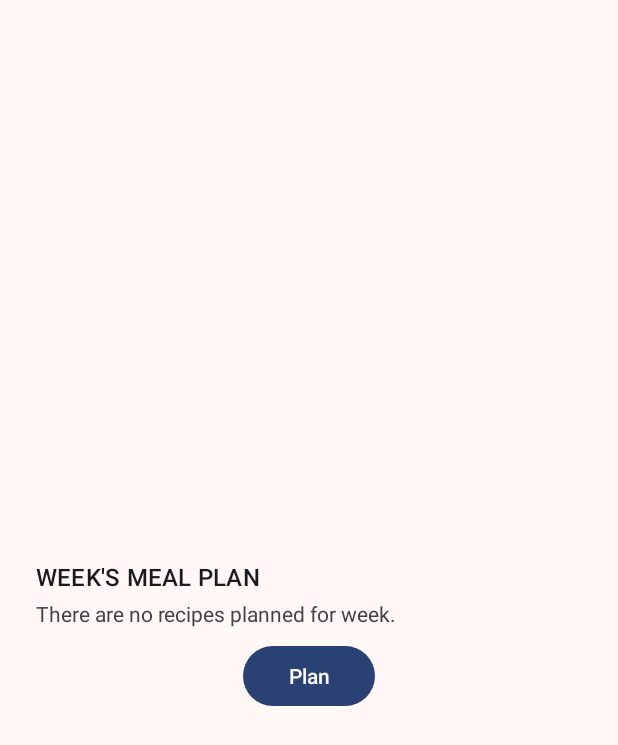
After one commit to AKMohite/Feastilious, an Android app: the layout widget_week_meal_plan_container.xml on its own in the app's theme, with its tools: preview values and no code run, on a phone screen of 412 x 824 dp. The commit adds this screen. Shown: the top 745 px of the screen. Run offline under Robolectric (Android 15) with nearby library versions, the light colour scheme and no system bars.

Commit message:
Add week meal plan widget

```diff
--- a/app/src/main/java/com/ak/feastit/ui/mealplanner/MealPlannerViewModel.kt
+++ b/app/src/main/java/com/ak/feastit/ui/mealplanner/MealPlannerViewModel.kt
@@ -11,6 +11,7 @@ import com.ak.feastit.core.notification.NotificationManager
 import com.ak.feastit.worker.WorkerScheduler
 import com.mak.feastit.domain.model.DayMealPlan
 import com.mak.feastit.domain.model.MealPlanRecipe
+import com.mak.feastit.domain.model.WeekMealPlanSection
 import com.mak.feastit.domain.repository.MealPlanRepository
 import com.mak.feastit.domain.util.DispatcherProvider
 import com.mak.feastit.domain.util.defaultLocalDate
--- a/app/src/main/java/com/ak/feastit/ui/mealplanner/tabs/week/MealPlanWeekAdapter.kt
+++ b/app/src/main/java/com/ak/feastit/ui/mealplanner/tabs/week/MealPlanWeekAdapter.kt
@@ -8,10 +8,10 @@ import androidx.recyclerview.widget.AsyncListDiffer
 import androidx.recyclerview.widget.RecyclerView
 import com.ak.feastit.databinding.ComponentDayOfWeekBinding
 import com.ak.feastit.databinding.ComponentMealPlanRecipeBinding
-import com.ak.feastit.ui.mealplanner.WeekMealPlanSection
 import com.ak.feastit.ui.mealplanner.tabs.unscheduled.components.ComponentMealPlanRecipe
 import com.ak.feastit.ui.mealplanner.tabs.unscheduled.components.OnMealPlanClick
 import com.ak.feastit.ui.mealplanner.tabs.week.components.ComponentDayOfWeek
+import com.mak.feastit.domain.model.WeekMealPlanSection
 
 private const val WEEK_HEADER = 0
 private const val WEEK_MEAL = 1
--- a/app/src/main/java/com/ak/feastit/ui/mealplanner/tabs/week/MealPlanWeekDiff.kt
+++ b/app/src/main/java/com/ak/feastit/ui/mealplanner/tabs/week/MealPlanWeekDiff.kt
@@ -3,7 +3,7 @@
 package com.ak.feastit.ui.mealplanner.tabs.week
 
 import androidx.recyclerview.widget.DiffUtil
-import com.ak.feastit.ui.mealplanner.WeekMealPlanSection
+import com.mak.feastit.domain.model.WeekMealPlanSection
 
 internal class MealPlanWeekDiff : DiffUtil.ItemCallback<WeekMealPlanSection>() {
   override fun areItemsTheSame(
--- /dev/null
+++ b/app/src/main/res/layout/widget_week_meal_plan_container.xml
@@ -0,0 +1,47 @@
+<?xml version="1.0" encoding="utf-8"?>
+<FrameLayout
+  xmlns:android="http://schemas.android.com/apk/res/android"
+  android:id="@+id/week_plan_container"
+  android:layout_width="match_parent"
+  android:layout_height="match_parent"
+  android:theme="@style/Theme.Material3.DynamicColors.DayNight">
+  <ListView
+    android:id="@+id/widget_week_plan_recipes"
+    android:layout_width="match_parent"
+    android:layout_height="match_parent"
+    android:clipToPadding="false"
+    android:divider="@android:color/transparent"
+    android:paddingTop="@dimen/space_big"
+    android:paddingBottom="@dimen/space_tiny"
+    android:scrollbars="none"/>
+  <FrameLayout
+    android:id="@+id/widget_week_plan_recipes_empty_view"
+    android:layout_width="match_parent"
+    android:layout_height="match_parent"
+    android:paddingTop="@dimen/space_big">
+    <LinearLayout
+      android:layout_width="match_parent"
+      android:layout_height="match_parent"
+      android:gravity="center"
+      android:layout_margin="@dimen/space_big"
+      android:orientation="vertical">
+      <TextView
+        android:layout_width="match_parent"
+        android:layout_height="wrap_content"
+        android:layout_marginBottom="@dimen/space_tiny"
+        android:text="@string/week_meal_planner"
+        android:textAllCaps="true"
+        style="?attr/textAppearanceTitleMedium"/>
+      <TextView
+        android:layout_width="match_parent"
+        android:layout_height="wrap_content"
+        android:text="@string/no_week_plan"/>
+      <Button
+        android:layout_width="wrap_content"
+        android:layout_height="wrap_content"
+        android:text="@string/plan"
+        android:layout_marginTop="@dimen/space_small"
+        style="?attr/materialButtonTonalStyle"/>
+    </LinearLayout>
+  </FrameLayout>
+</FrameLayout>
--- a/app/src/main/res/values/strings.xml
+++ b/app/src/main/res/values/strings.xml
@@ -57,6 +57,7 @@ Ut eu maximus massa. Duis eget volutpat tellus. Sed egestas tempus efficitur. Et
   <string name="favorite_recipes">Favorite Recipes</string>
   <string name="shopping_cart">Shopping cart</string>
   <string name="meal_planner">Meal planner</string>
+  <string name="week_meal_planner">Week\'s meal plan</string>
   <string name="menu_collections">Collections</string>
   <string name="menu_settings">Settings</string>
   <string name="scheduled_and_made">Scheduled and made</string>
@@ -121,7 +122,10 @@ Ut eu maximus massa. Duis eget volutpat tellus. Sed egestas tempus efficitur. Et
   <string name="shortcut_search_recipe_short">@string/search_recipes</string>
   <string name="shortcut_search_recipe_long">Search recipes as per your taste</string>
   <string name="favorite_recipes_widget_desc">View your favorite recipes</string>
+  <string name="week_meal_plan_widget_desc">View your meal plan for this week</string>
   <string name="content_desc_recipe_image">Recipe image</string>
   <string name="no_favorite_recipes">There are no favorite recipes added.</string>
+  <string name="no_week_plan">There are no recipes planned for week.</string>
   <string name="explore">Explore</string>
+  <string name="plan">Plan</string>
 </resources>
--- a/core/data/src/main/java/com/mak/feastit/data/repository/RealMealPlanRepository.kt
+++ b/core/data/src/main/java/com/mak/feastit/data/repository/RealMealPlanRepository.kt
@@ -163,7 +163,7 @@ private fun MealPlanEntity?.toMealPlanRecipe(): MealPlanRecipe? = this?.let {
   )
 }
 
-private fun List<MealPlanRecipeEntity>.mapEntitiesToModels(): List<MealPlanRecipe> = this.map { entity -> entity.toModel() }
+internal fun List<MealPlanRecipeEntity>.mapEntitiesToModels(): List<MealPlanRecipe> = this.map { entity -> entity.toModel() }
 
 private fun MealPlanRecipeEntity.toModel(): MealPlanRecipe = MealPlanRecipe(
   id = id,
--- a/core/domain/src/main/java/com/mak/feastit/domain/repository/WidgetRepository.kt
+++ b/core/domain/src/main/java/com/mak/feastit/domain/repository/WidgetRepository.kt
@@ -3,8 +3,10 @@
 package com.mak.feastit.domain.repository
 
 import com.mak.feastit.domain.model.Recipe
+import com.mak.feastit.domain.model.WeekMealPlanSection
 
 interface WidgetRepository {
 
   suspend fun getFavoriteRecipes(): List<Recipe>
+  suspend fun getWeekMealPlans(): List<WeekMealPlanSection>
 }
```
Also changed, not shown: app/src/main/AndroidManifest.xml (+13 -0 lines), app/src/main/java/com/ak/feastit/ui/mealplanner/MealPlannerState.kt (+1 -30 lines), app/src/main/java/com/ak/feastit/ui/widgets/mealplan/week/WeekMealPlanRemoteViewsFactory.kt (added, +99 -0 lines), app/src/main/java/com/ak/feastit/ui/widgets/mealplan/week/WeekMealPlanWidgetProvider.kt (added, +45 -0 lines), app/src/main/java/com/ak/feastit/ui/widgets/mealplan/week/WeekMealPlanWidgetService.kt (added, +19 -0 lines), app/src/main/res/layout/widget_day_meal_plan_recipe.xml (added, +23 -0 lines), app/src/main/res/layout/widget_meal_plan_recipe.xml (added, +46 -0 lines), app/src/main/res/xml/week_meal_plan_widget_provider.xml (added, +19 -0 lines), core/data/src/main/java/com/mak/feastit/data/repository/RealWidgetRepository.kt (+62 -0 lines), core/domain/src/main/java/com/mak/feastit/domain/model/WeekMealPlanSection.kt (added, +32 -0 lines), 2 other files. Lines whose indentation alone changed are shown as unchanged.
